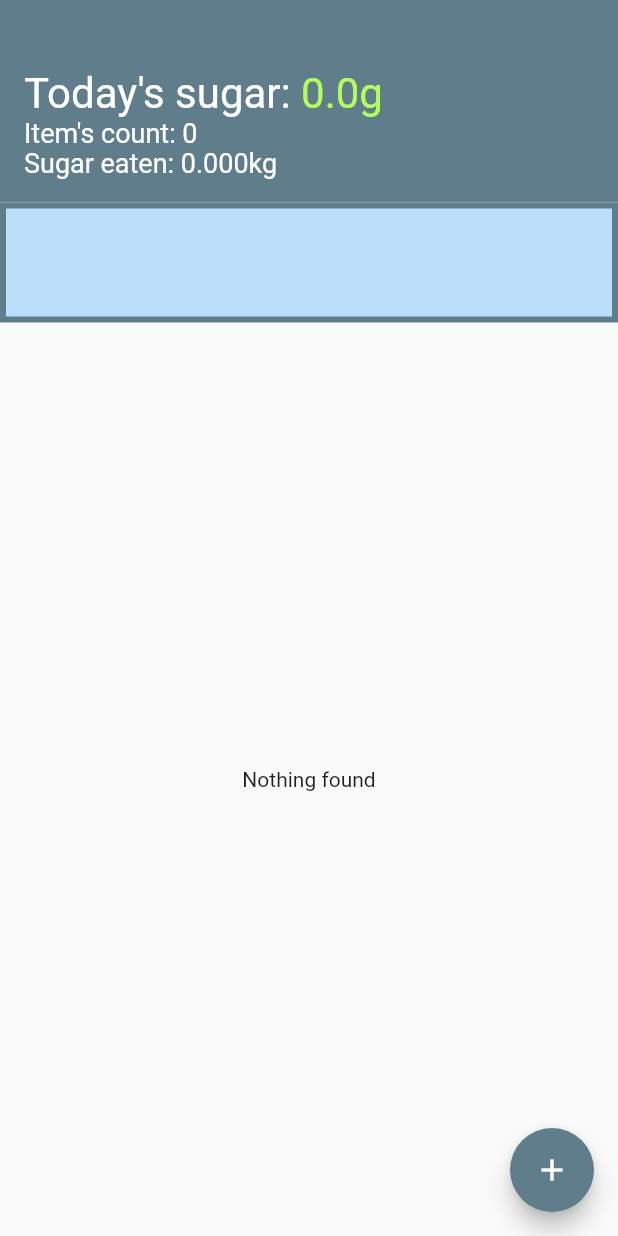
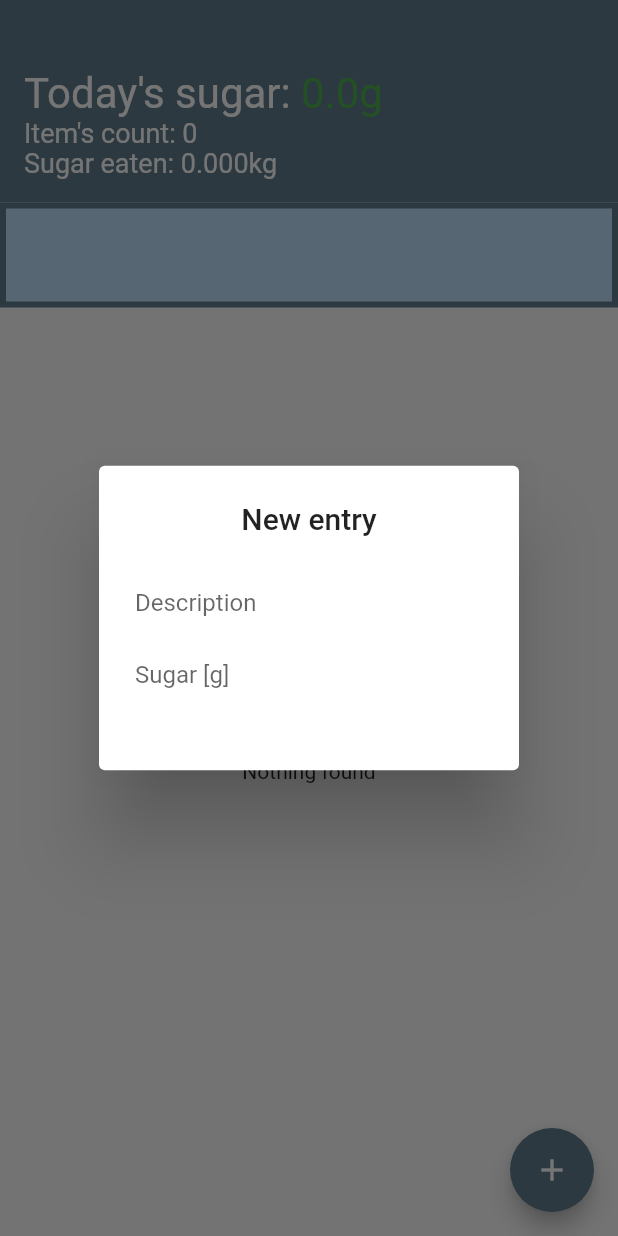
Before and after one commit to darekbx/flutter-sugar, a Flutter app: the screen it shows after launch, after a tap on the "add" icon, on a phone screen of 412 x 824 dp. Run offline on Flutter 3.47's test engine with Material 2 defaults, Android fonts, the phone set to English and light mode, and no system bars; our stand-ins replace sqflite; accounts and stored records are empty.

Commit message:
Added portion colors and dialog draft.

```diff
--- /dev/null
+++ b/lib/color_tool.dart
@@ -0,0 +1,32 @@
+import 'package:flutter/material.dart';
+
+class ColorTool {
+
+  static Color colorByAmount(double amount) {
+    if (amount <= 36) {
+      return Colors.green;
+    } else if (amount > 36 && amount <= 46) {
+      return Colors.lightGreen;
+    } else if (amount > 46 && amount <= 56) {
+      return Colors.lime;
+    } else if (amount > 56 && amount <= 66) {
+      return Colors.yellow;
+    } else if (amount > 66 && amount <= 76) {
+      return Colors.amber;
+    } else if (amount > 76 && amount <= 86) {
+      return Colors.orange;
+    } else if (amount > 86 && amount <= 96) {
+      return Colors.deepOrange;
+    } else if (amount > 96 && amount <= 106) {
+      return Colors.red;
+    } else if (amount > 106 && amount <= 116) {
+      return Colors.pink;
+    } else if (amount > 116 && amount <= 126) {
+      return Colors.purple;
+    } else if (amount > 126 && amount <= 136) {
+      return Colors.deepPurple;
+    } else {
+      return Colors.grey;
+    }
+  }
+}
--- a/lib/entries_list.dart
+++ b/lib/entries_list.dart
@@ -1,5 +1,6 @@
 import 'package:flutter/material.dart';
 import 'package:flutter_sugar/model/entry.dart';
+import 'color_tool.dart';
 
 class EntryList extends StatelessWidget {
   final Map<String, List<Entry>> entries;
@@ -11,12 +12,12 @@ class EntryList extends StatelessWidget {
     var keys = entries.keys.toList();
     var values = entries.values.toList();
     return ListView.builder(
+
       itemCount: entries.length,
       itemBuilder: (BuildContext context, int index) {
         return ExpansionTile(
             title: _createTitleEntry(keys[index], values[index]),
-            children: _createSubEntry(values[index])
-          );
+            children: _createSubEntry(values[index]));
       },
     );
   }
@@ -28,12 +29,26 @@ class EntryList extends StatelessWidget {
       mainAxisAlignment: MainAxisAlignment.spaceBetween,
       children: <Widget>[
         Text("$date (${entries.length})"),
-        Text("$sum", style: TextStyle(fontWeight: FontWeight.bold))
+        Text(
+          "$sum",
+          style: TextStyle(
+            fontWeight: FontWeight.bold,
+            color: ColorTool.colorByAmount(sum))
+        )
       ],
     );
   }
 
   List<Widget> _createSubEntry(List<Entry> entries) {
-    return entries.map((entry) => Text(entry.name)).toList();
+    return entries.map((entry) {
+      return Padding(
+        padding: EdgeInsets.fromLTRB(0.0, 0.0, 56.0, 0.0),
+          child: Row(
+              mainAxisAlignment: MainAxisAlignment.end,
+              children: <Widget>[
+                Padding(padding: EdgeInsets.fromLTRB(0, 0, 8.0, 0), child: Text(entry.name)),
+                Text("${entry.sugar}", style: TextStyle(fontWeight: FontWeight.bold))
+              ]));
+    }).toList();
   }
 }
--- a/lib/sugar_page.dart
+++ b/lib/sugar_page.dart
@@ -17,14 +17,12 @@ class SugarPage extends StatefulWidget {
 class _SugarPageState extends State<SugarPage> {
   var repository = Repository();
 
-  void _incrementCounter() {
-    setState(() {});
+  void _incrementCounter(BuildContext context) {
+    //setState(() {});
 
-    //var r = Repository();
-    //r.add(Entry(null, "First", 2.8, DateTime.now().millisecondsSinceEpoch));
-    //r.add(Entry(null, "Second", 4.3, DateTime.now().millisecondsSinceEpoch));
-    // TODO: calculate statistics for info
-    //
+    showDialog(
+        context: context,
+        builder: (BuildContext context) => _entryDialog(context));
   }
 
   @override
@@ -36,21 +34,35 @@ class _SugarPageState extends State<SugarPage> {
         children: <Widget>[_summary(), _chart(), _listContainer()],
       ),
       floatingActionButton: FloatingActionButton(
-        onPressed: _incrementCounter,
+        onPressed: () => _incrementCounter(context),
         tooltip: 'Add entry',
         child: Icon(Icons.add),
       ),
     );
   }
 
+  AlertDialog _entryDialog(BuildContext context) {
+    return AlertDialog(
+      title: Center(child: Text("New entry")),
+      content: Column(mainAxisSize: MainAxisSize.min, children: <Widget>[
+        TextField(
+            decoration: InputDecoration(
+                border: InputBorder.none, hintText: 'Description')),
+        TextField(
+            decoration: InputDecoration(
+                border: InputBorder.none, hintText: 'Sugar [g]'))
+      ]),
+      actions: <Widget>[],
+    );
+  }
+
   Widget _chart() => Container(
       color: Colors.blueGrey,
-      child: CustomPaint(painter: Chart(), child: Container(height: 80)));
+      child: CustomPaint(painter: Chart(), child: Container(height: 70)));
 
   Widget _summary() => FutureBuilder(
       future: repository.list(),
-      builder: (BuildContext context,
-              AsyncSnapshot<Map<String, List<Entry>>> snapshot) =>
+      builder: (BuildContext context, AsyncSnapshot<Map<String, List<Entry>>> snapshot) =>
           _handleEntriesFuture(snapshot, (data) {
             var allEntries = List<Entry>();
             data.values.forEach((entries) => allEntries.addAll(entries));
@@ -58,12 +70,10 @@ class _SugarPageState extends State<SugarPage> {
           }));
 
   _listContainer() => Expanded(
-        child: FutureBuilder(
-            future: repository.list(),
-            builder: (BuildContext context,
-                    AsyncSnapshot<Map<String, List<Entry>>> snapshot) =>
-                _handleEntriesFuture(snapshot, (data) => _buildListView(data))),
-      );
+      child: FutureBuilder(
+          future: repository.list(),
+          builder: (BuildContext context, AsyncSnapshot<Map<String, List<Entry>>> snapshot) =>
+              _handleEntriesFuture(snapshot, (data) => _buildListView(data))));
 
   _handleEntriesFuture(AsyncSnapshot<Map<String, List<Entry>>> snapshot,
       Function(Map<String, List<Entry>>) callback) {
--- a/lib/summary.dart
+++ b/lib/summary.dart
@@ -1,5 +1,6 @@
 import 'package:flutter/material.dart';
 import 'package:flutter_sugar/model/entry.dart';
+import 'color_tool.dart';
 
 class Summary extends StatelessWidget {
   final List<Entry> entries;
@@ -8,7 +9,7 @@ class Summary extends StatelessWidget {
 
   int _itemsCount() => entries.length;
 
-  String _sugarEaten() {
+  String _sugarEatenFormatted() {
     double sum = 0.0;
     entries.forEach((entry) {
       sum += entry.sugar;
@@ -17,7 +18,7 @@ class Summary extends StatelessWidget {
     return sum.toStringAsFixed(3);
   }
 
-  String _todaysSugar() {
+  double _todaysSugar() {
     var date = DateTime.now();
     var nowMinusDay = date.subtract(Duration(days: 1));
 
@@ -28,6 +29,11 @@ class Summary extends StatelessWidget {
       }
     });
 
+    return sum;
+  }
+
+  String _todaysSugarFormatted() {
+    double sum = _todaysSugar();
     return sum.toStringAsFixed(1);
   }
 
@@ -42,10 +48,10 @@ class Summary extends StatelessWidget {
                 children: <Widget>[
                   Row(children: <Widget>[
                     defaultText('Today\'s sugar: ', 28),
-                    defaultText("${_todaysSugar()}g", 28, Colors.lightGreenAccent),
+                    defaultText("${_todaysSugarFormatted()}g", 28, ColorTool.colorByAmount(_todaysSugar())),
                   ]),
                   defaultText('Item\'s count: ${_itemsCount()}', 18),
-                  defaultText('Sugar eaten: ${_sugarEaten()}kg', 18),
+                  defaultText('Sugar eaten: ${_sugarEatenFormatted()}kg', 18),
                 ]))
       ]));
 
```
